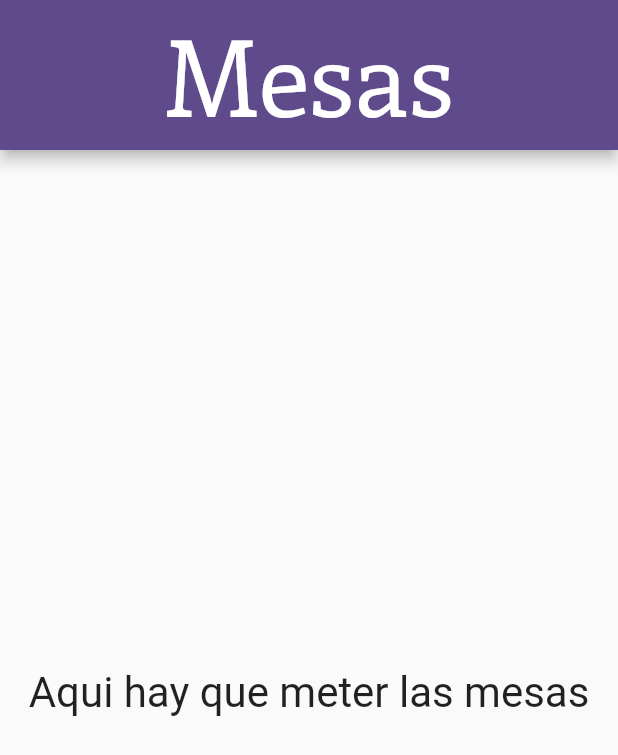
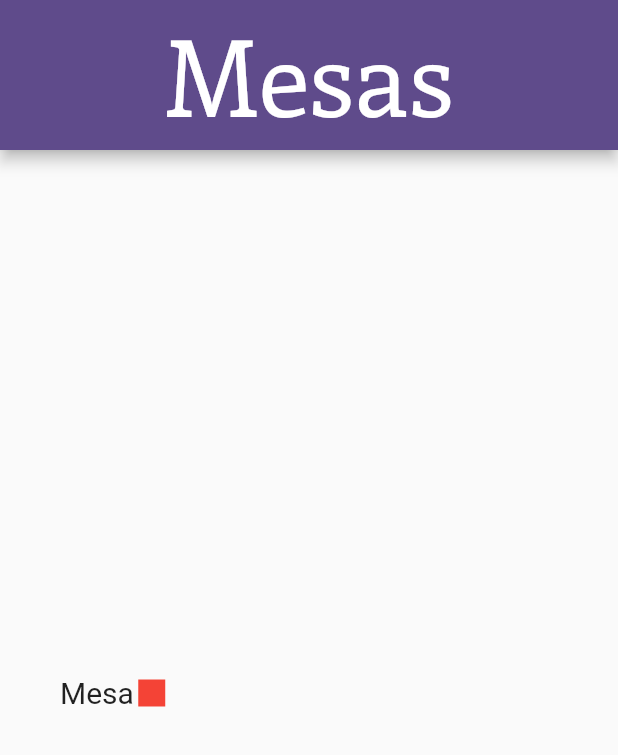
Before and after one commit to kriquero/DAMBAR, a Flutter app: the screen it shows after launch, on a phone screen of 412 x 824 dp. Shown: the top 755 px of the screen. Run offline on Flutter 3.47's test engine with Material 2 defaults, Android fonts, the phone set to English and light mode, and no system bars.

Commit message:
empezado widget mesa en flutter

```diff
--- a/August twelve (Flutter)/lib/pages/home_page.dart
+++ b/August twelve (Flutter)/lib/pages/home_page.dart
@@ -1,4 +1,5 @@
 import 'package:flutter/material.dart';
+import 'package:splash_screen/widgets/mesa.dart';
 
 class HomePage extends StatelessWidget {
   @override
@@ -13,10 +14,8 @@ class HomePage extends StatelessWidget {
         centerTitle: true,
       ),
       body: Center(
-          child: Text(
-        "Aqui hay que meter las mesas",
-        textScaleFactor: 2,
-      )),
+        child: mesa(),
+      ),
     );
   }
 }
--- /dev/null
+++ b/August twelve (Flutter)/lib/widgets/mesa.dart
@@ -0,0 +1,22 @@
+import 'package:flutter/material.dart';
+
+class mesa extends StatelessWidget {
+  @override
+  Widget build(BuildContext context) {
+    return Row(
+      children: [
+        Container(margin: const EdgeInsets.only(left: 20.0, right: 20.0)),
+        const Text(
+          "Mesa",
+          style: TextStyle(
+            fontSize: 20,
+          ),
+        ),
+        Icon(
+          const IconData(0xf0570, fontFamily: 'MaterialIcons'),
+          color: Colors.red[500],
+        ),
+      ],
+    );
+  }
+}
```
